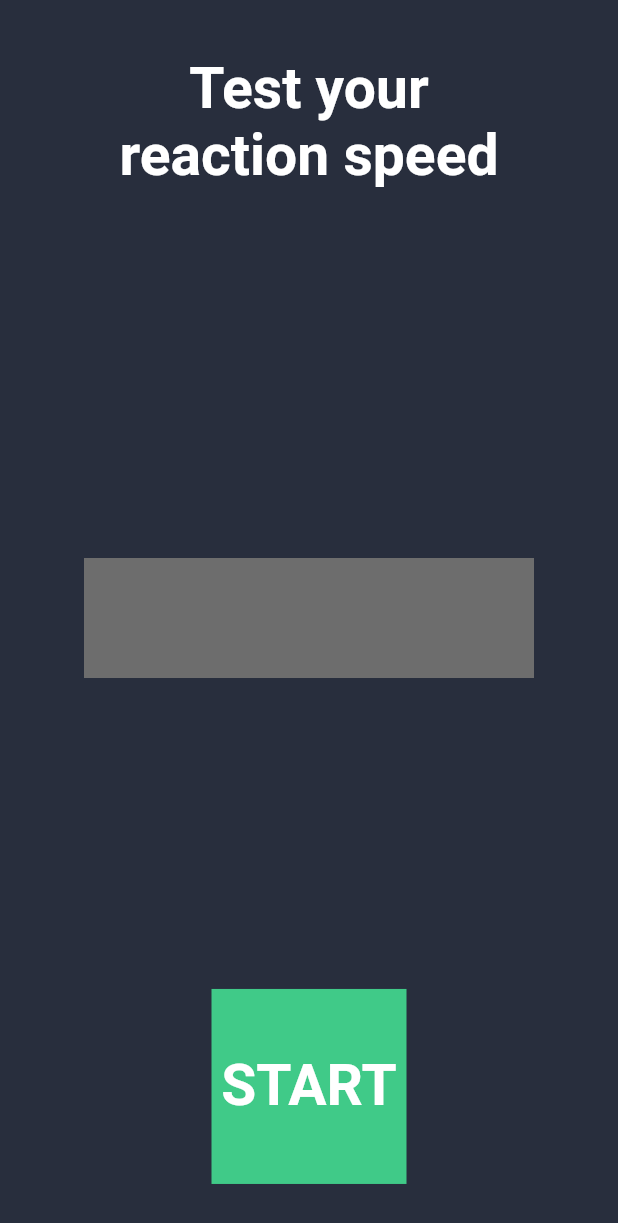
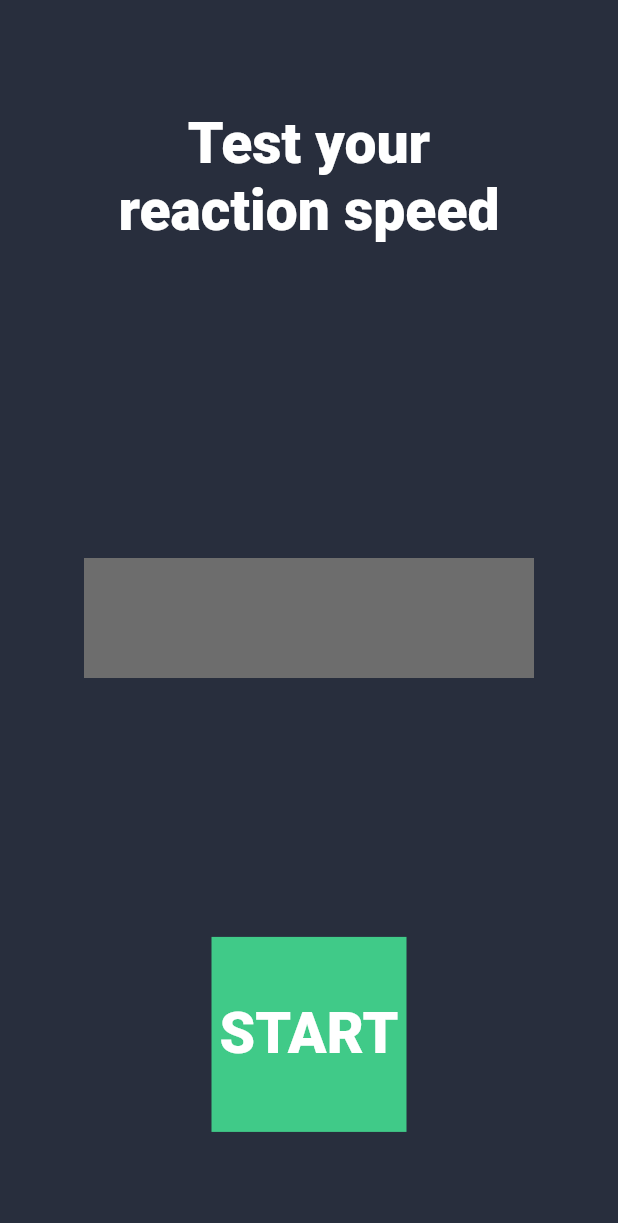
Before and after one commit to djalexv/flutter_push, a Flutter app: the screen it shows after launch, on a phone screen of 412 x 824 dp. Shown: the top 1223 px of the screen. Run offline on Flutter 3.47's test engine with Material 2 defaults, Android fonts, the phone set to English and light mode, and no system bars.

Commit message:
После  теста

```diff
--- a/lib/main.dart
+++ b/lib/main.dart
@@ -40,13 +40,13 @@ class _MyHomePageState extends State<MyHomePage> {
       body: Stack(
         children: [
           const Align(
-              alignment: Alignment(0, -0.9),
+              alignment: Alignment(0, -0.8),
               child: Text(
                 "Test your\nreaction speed",
                 textAlign: TextAlign.center,
                 style: TextStyle(
                     fontSize: 38,
-                    fontWeight: FontWeight.bold,
+                    fontWeight: FontWeight.w900,
                     color: Colors.white),
               )),
           Align(
@@ -62,14 +62,14 @@ class _MyHomePageState extends State<MyHomePage> {
                       textAlign: TextAlign.center,
                       style: const TextStyle(
                           fontSize: 36,
-                          fontWeight: FontWeight.normal,
+                          fontWeight: FontWeight.w500,
                           color: Colors.white),
                     ),
                   ),
                 ),
               )),
           Align(
-            alignment: const Alignment(0, 0.9),
+            alignment: const Alignment(0, 0.8),
             child: GestureDetector(
               onTap: () => setState(() {
                 // debugPrint('Curent gameState = $gameState');
@@ -99,7 +99,7 @@ class _MyHomePageState extends State<MyHomePage> {
                       _getButtonText(),
                       style: const TextStyle(
                           fontSize: 38,
-                          fontWeight: FontWeight.bold,
+                          fontWeight: FontWeight.w900,
                           color: Colors.white),
                     ),
                   ),
```
